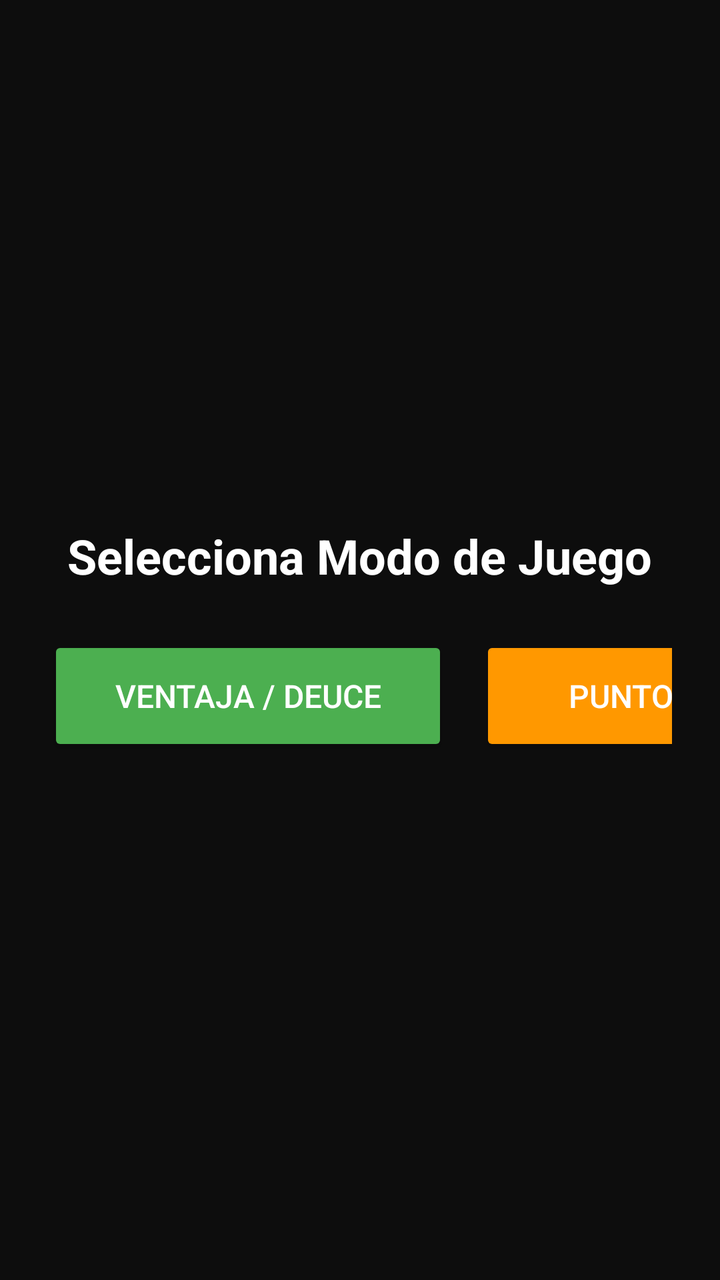
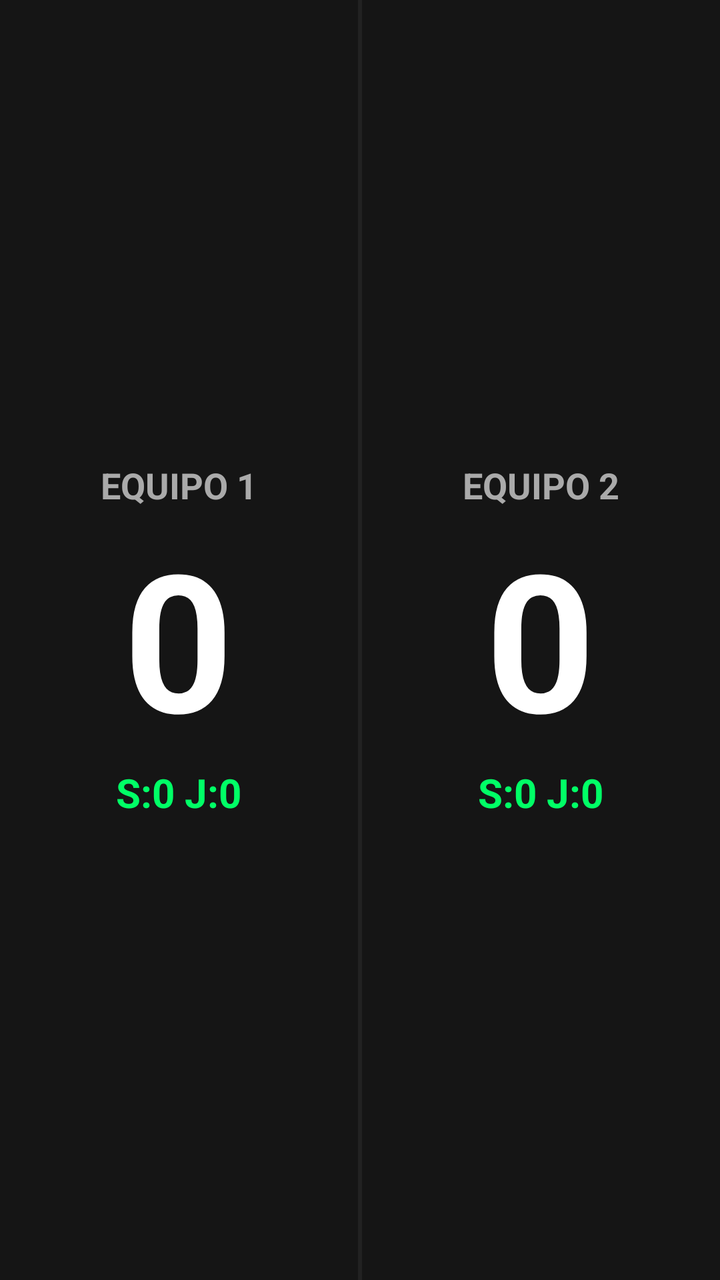

An Android layout rendered at two revisions. The XML below is the earlier revision; the diff shows what the commit changed to produce the second picture.
<!-- AndroidManifest.xml: application theme Theme.AppCompat.NoActionBar -->
<!-- res/layout/activity_main.xml -->
<?xml version="1.0" encoding="utf-8"?>
<RelativeLayout xmlns:android="http://schemas.android.com/apk/res/android"
    android:layout_width="match_parent"
    android:layout_height="match_parent"
    android:background="#050505"
    android:keepScreenOn="true">

    
    <LinearLayout
        android:id="@+id/layoutModeSelection"
        android:layout_width="match_parent"
        android:layout_height="match_parent"
        android:orientation="vertical"
        android:gravity="center"
        android:background="#0D0D0D"
        android:elevation="10dp"
        android:padding="24dp">

        <TextView
            android:layout_width="wrap_content"
            android:layout_height="wrap_content"
            android:text="Selecciona Modo de Juego"
            android:textColor="#FFFFFF"
            android:textSize="24sp"
            android:textStyle="bold"
            android:layout_marginBottom="24dp" />

        <LinearLayout
            android:layout_width="wrap_content"
            android:layout_height="wrap_content"
            android:orientation="horizontal">

            <Button
                android:id="@+id/btnModeNormal"
                android:layout_width="200dp"
                android:layout_height="60dp"
                android:text="Ventaja / Deuce"
                android:textSize="16sp"
                android:backgroundTint="#4CAF50"
                android:layout_marginEnd="16dp" />

            <Button
                android:id="@+id/btnModeGold"
                android:layout_width="200dp"
                android:layout_height="60dp"
                android:text="Punto de Oro"
                android:textSize="16sp"
                android:backgroundTint="#FF9800" />
        </LinearLayout>
    </LinearLayout>

    
    <LinearLayout
        android:layout_width="match_parent"
        android:layout_height="match_parent"
        android:orientation="horizontal">

        
        <LinearLayout
            android:id="@+id/layoutTeamA"
            android:layout_width="0dp"
            android:layout_height="match_parent"
            android:layout_weight="1"
            android:orientation="vertical"
            android:gravity="center"
            android:background="#154CAF50"
            android:clickable="true"
            android:focusable="true">

            <TextView
                android:id="@+id/tvSetsA"
                android:layout_width="wrap_content"
                android:layout_height="wrap_content"
                android:text="Sets: 0 | Juegos: 0"
                android:textColor="#81C784"
                android:textSize="18sp"
                android:textStyle="bold" />

            <TextView
                android:id="@+id/tvScoreA"
                android:layout_width="wrap_content"
                android:layout_height="wrap_content"
                android:text="0"
                android:textColor="#FFFFFF"
                android:textSize="110sp"
                android:textStyle="bold" />
        </LinearLayout>

        
        <View
            android:layout_width="2dp"
            android:layout_height="match_parent"
            android:background="#333333" />

        
        <LinearLayout
            android:id="@+id/layoutTeamB"
            android:layout_width="0dp"
            android:layout_height="match_parent"
            android:layout_weight="1"
            android:orientation="vertical"
            android:gravity="center"
            android:background="#152196F3"
            android:clickable="true"
            android:focusable="true">

            <TextView
                android:id="@+id/tvSetsB"
                android:layout_width="wrap_content"
                android:layout_height="wrap_content"
                android:text="Sets: 0 | Juegos: 0"
                android:textColor="#64B5F6"
                android:textSize="18sp"
                android:textStyle="bold" />

            <TextView
                android:id="@+id/tvScoreB"
                android:layout_width="wrap_content"
                android:layout_height="wrap_content"
                android:text="0"
                android:textColor="#FFFFFF"
                android:textSize="110sp"
                android:textStyle="bold" />
        </LinearLayout>
    </LinearLayout>

</RelativeLayout>
<!-- resources referenced by this layout -->
<resources>

</resources>

<!-- the commit's change to res/layout/activity_main.xml (unified diff, before → after) -->
@@ -1,127 +1,97 @@
 <?xml version="1.0" encoding="utf-8"?>
-<RelativeLayout xmlns:android="http://schemas.android.com/apk/res/android"
+<LinearLayout xmlns:android="http://schemas.android.com/apk/res/android"
     android:layout_width="match_parent"
     android:layout_height="match_parent"
+    android:orientation="horizontal"
     android:background="#050505"
     android:keepScreenOn="true">
 
     
     <LinearLayout
-        android:id="@+id/layoutModeSelection"
-        android:layout_width="match_parent"
+        android:id="@+id/layoutTeamA"
+        android:layout_width="0dp"
         android:layout_height="match_parent"
+        android:layout_weight="1"
         android:orientation="vertical"
         android:gravity="center"
-        android:background="#0D0D0D"
-        android:elevation="10dp"
-        android:padding="24dp">
+        android:background="#10FFFFFF"
+        android:clickable="true"
+        android:focusable="true"
+        android:padding="16dp">
 
         <TextView
+            android:id="@+id/tvTeamA"
             android:layout_width="wrap_content"
             android:layout_height="wrap_content"
-            android:text="Selecciona Modo de Juego"
-            android:textColor="#FFFFFF"
-            android:textSize="24sp"
-            android:textStyle="bold"
-            android:layout_marginBottom="24dp" />
+            android:text="EQUIPO 1"
+            android:textColor="#AAAAAA"
+            android:textSize="18sp"
+            android:textStyle="bold" />
 
-        <LinearLayout
+        <TextView
+            android:id="@+id/tvScoreA"
             android:layout_width="wrap_content"
             android:layout_height="wrap_content"
-            android:orientation="horizontal">
+            android:text="0"
+            android:textColor="#FFFFFF"
+            android:textSize="96sp"
+            android:textStyle="bold" />
 
-            <Button
-                android:id="@+id/btnModeNormal"
-                android:layout_width="200dp"
-                android:layout_height="60dp"
-                android:text="Ventaja / Deuce"
-                android:textSize="16sp"
-                android:backgroundTint="#4CAF50"
-                android:layout_marginEnd="16dp" />
-
-            <Button
-                android:id="@+id/btnModeGold"
-                android:layout_width="200dp"
-                android:layout_height="60dp"
-                android:text="Punto de Oro"
-                android:textSize="16sp"
-                android:backgroundTint="#FF9800" />
-        </LinearLayout>
+        <TextView
+            android:id="@+id/tvSetsA"
+            android:layout_width="wrap_content"
+            android:layout_height="wrap_content"
+            android:text="S:0 J:0"
+            android:textColor="#00FF66"
+            android:textSize="20sp"
+            android:textStyle="bold" />
     </LinearLayout>
 
     
+    <View
+        android:layout_width="2dp"
+        android:layout_height="match_parent"
+        android:background="#222222" />
+
+    
     <LinearLayout
-        android:layout_width="match_parent"
+        android:id="@+id/layoutTeamB"
+        android:layout_width="0dp"
         android:layout_height="match_parent"
-        android:orientation="horizontal">
+        android:layout_weight="1"
+        android:orientation="vertical"
+        android:gravity="center"
+        android:background="#10FFFFFF"
+        android:clickable="true"
+        android:focusable="true"
+        android:padding="16dp">
 
-        
-        <LinearLayout
-            android:id="@+id/layoutTeamA"
-            android:layout_width="0dp"
-            android:layout_height="match_parent"
-            android:layout_weight="1"
-            android:orientation="vertical"
-            android:gravity="center"
-            android:background="#154CAF50"
-            android:clickable="true"
-            android:focusable="true">
+        <TextView
+            android:id="@+id/tvTeamB"
+            android:layout_width="wrap_content"
+            android:layout_height="wrap_content"
+            android:text="EQUIPO 2"
+            android:textColor="#AAAAAA"
+            android:textSize="18sp"
+            android:textStyle="bold" />
 
-            <TextView
-                android:id="@+id/tvSetsA"
-                android:layout_width="wrap_content"
-                android:layout_height="wrap_content"
-                android:text="Sets: 0 | Juegos: 0"
-                android:textColor="#81C784"
-                android:textSize="18sp"
-                android:textStyle="bold" />
+        <TextView
+            android:id="@+id/tvScoreB"
+            android:layout_width="wrap_content"
+            android:layout_height="wrap_content"
+            android:text="0"
+            android:textColor="#FFFFFF"
+            android:textSize="96sp"
+            android:textStyle="bold" />
 
-            <TextView
-                android:id="@+id/tvScoreA"
-                android:layout_width="wrap_content"
-                android:layout_height="wrap_content"
-                android:text="0"
-                android:textColor="#FFFFFF"
-                android:textSize="110sp"
-                android:textStyle="bold" />
-        </LinearLayout>
-
-        
-        <View
-            android:layout_width="2dp"
-            android:layout_height="match_parent"
-            android:background="#333333" />
-
-        
-        <LinearLayout
-            android:id="@+id/layoutTeamB"
-            android:layout_width="0dp"
-            android:layout_height="match_parent"
-            android:layout_weight="1"
-            android:orientation="vertical"
-            android:gravity="center"
-            android:background="#152196F3"
-            android:clickable="true"
-            android:focusable="true">
-
-            <TextView
-                android:id="@+id/tvSetsB"
-                android:layout_width="wrap_content"
-                android:layout_height="wrap_content"
-                android:text="Sets: 0 | Juegos: 0"
-                android:textColor="#64B5F6"
-                android:textSize="18sp"
-                android:textStyle="bold" />
-
-            <TextView
-                android:id="@+id/tvScoreB"
-                android:layout_width="wrap_content"
-                android:layout_height="wrap_content"
-                android:text="0"
-                android:textColor="#FFFFFF"
-                android:textSize="110sp"
-                android:textStyle="bold" />
-        </LinearLayout>
+        <TextView
+            android:id="@+id/tvSetsB"
+            android:layout_width="wrap_content"
+            android:layout_height="wrap_content"
+            android:text="S:0 J:0"
+            android:textColor="#00FF66"
+            android:textSize="20sp"
+            android:textStyle="bold" />
     </LinearLayout>
 
-</RelativeLayout>
+</LinearLayout>
